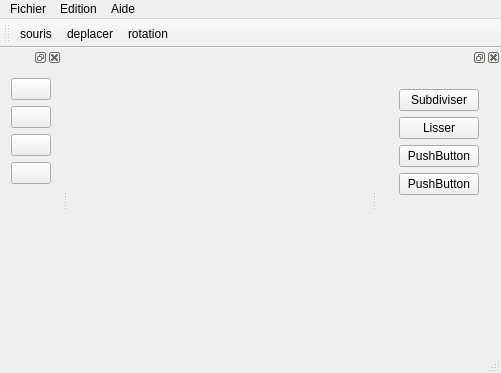
slvrgauthier/OpenSculpt, file src/gui/mainWindow.ui: the form before one commit.
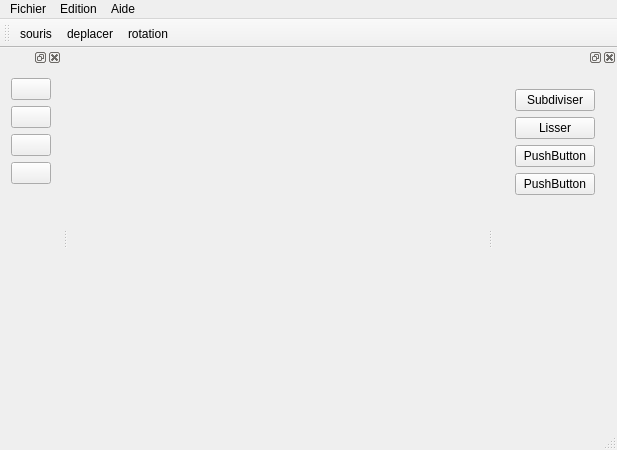
The form after the commit. Icons and pictures are not drawn. Custom widgets are drawn as their Qt base class.

What changed in the file:
```diff
--- a/src/gui/mainWindow.ui
+++ b/src/gui/mainWindow.ui
@@ -6,8 +6,8 @@
    <rect>
     <x>0</x>
     <y>0</y>
-    <width>501</width>
-    <height>373</height>
+    <width>617</width>
+    <height>450</height>
    </rect>
   </property>
   <property name="windowTitle">
@@ -23,7 +23,11 @@
          <property name="enabled">
           <bool>true</bool>
          </property>
-         <layout class="QVBoxLayout" name="verticalLayout_2"/>
+         <layout class="QVBoxLayout" name="verticalLayout_2">
+          <property name="leftMargin">
+           <number>12</number>
+          </property>
+         </layout>
         </widget>
        </item>
       </layout>
@@ -36,7 +40,7 @@
     <rect>
      <x>0</x>
      <y>0</y>
-     <width>501</width>
+     <width>617</width>
      <height>22</height>
     </rect>
    </property>
```
